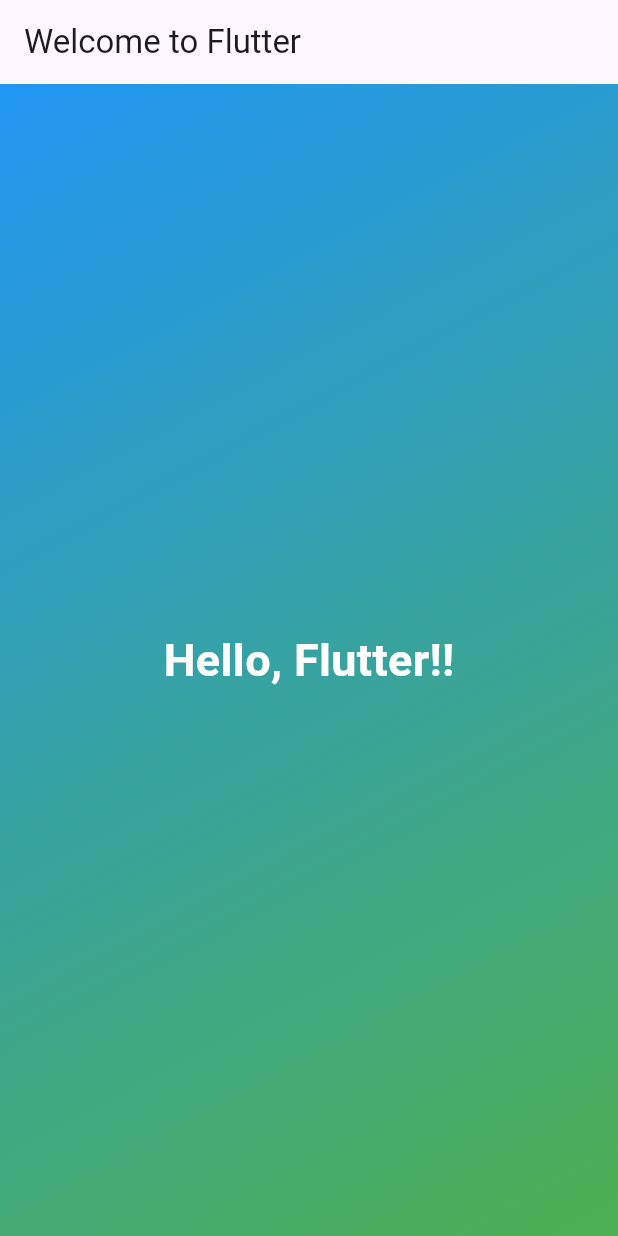
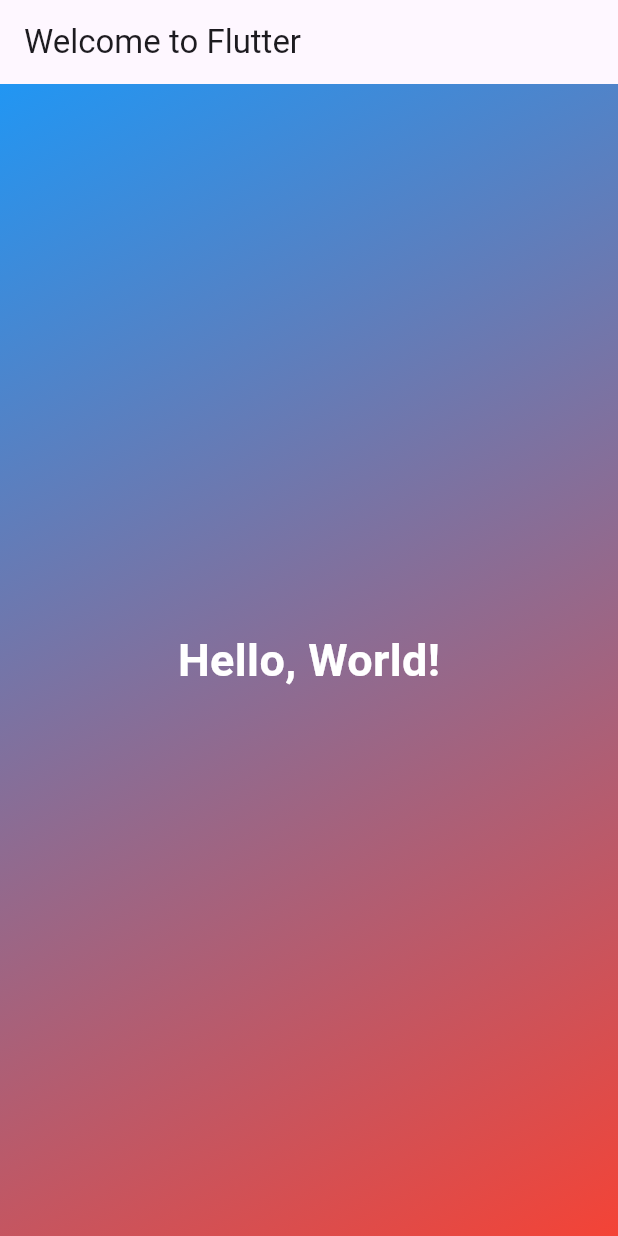
Before and after one commit to Hosung-Ahn/flutter-practice, a Flutter app: the screen it shows after launch, on a phone screen of 412 x 824 dp. Run offline on Flutter 3.47's test engine with Material 3 defaults, Android fonts, the phone set to English and light mode, and no system bars.

Commit message:
custom Linear gradient - widget(child)를 파라미터로 받는 생성자

```diff
--- a/first_app/lib/home_page.dart
+++ b/first_app/lib/home_page.dart
@@ -1,8 +1,5 @@
 import 'package:flutter/material.dart';
 import 'custom_text.dart';
-
-const beginAlign = Alignment.topLeft;
-const Alignment endAlign = Alignment.bottomRight;
 
 // MyHomePage 위젯은 메인 화면을 나타냅니다.
 class MyHomePage extends StatelessWidget {
@@ -14,19 +11,14 @@ class MyHomePage extends StatelessWidget {
       appBar: AppBar(
         title: const Text('Welcome to Flutter'),
       ),
-      body: Container(
-        width: double.infinity,
-        height: double.infinity,
-        decoration: const BoxDecoration(
-          gradient: LinearGradient(
-            begin: beginAlign,
-            end: Alignment.bottomRight,
-            colors: [Colors.blue, Colors.green],
-          ),
-        ),
-        child: const Center(
+      body: const CustomLinearGradient(
+        colors: [
+          Colors.blue,
+          Colors.red,
+        ],
+        child: Center(
           child: CustomText(
-            text: 'Hello, Flutter!!',
+            text: 'Hello, World!',
             size: 30,
             color: Colors.white,
             weight: FontWeight.bold,
@@ -36,3 +28,34 @@ class MyHomePage extends StatelessWidget {
     );
   }
 }
+
+class CustomLinearGradient extends StatelessWidget {
+  final Alignment begin;
+  final Alignment end;
+  final List<Color> colors;
+  final Widget child;
+
+  const CustomLinearGradient({
+    this.begin = Alignment.topLeft,
+    this.end = Alignment.bottomRight,
+    required this.colors,
+    required this.child,
+    super.key,
+  });
+
+  @override
+  Widget build(BuildContext context) {
+    return Container(
+      width: double.infinity,
+      height: double.infinity,
+      decoration: BoxDecoration(
+        gradient: LinearGradient(
+          begin: begin,
+          end: end,
+          colors: colors,
+        ),
+      ),
+      child: child,
+    );
+  }
+}
```
